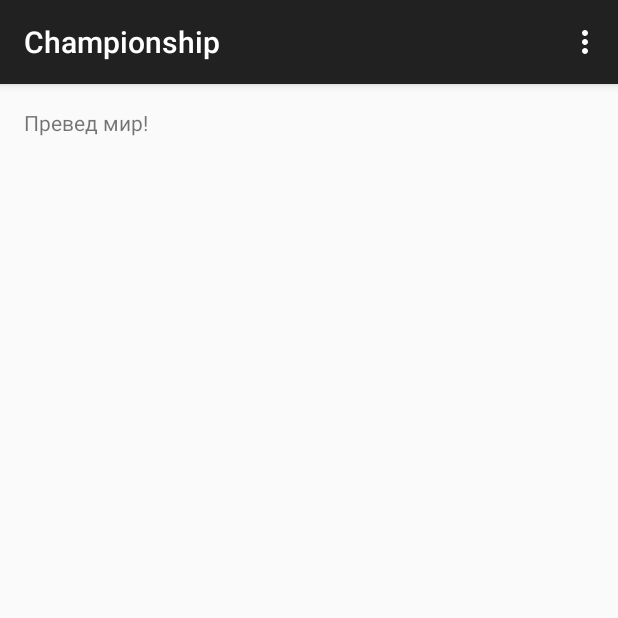
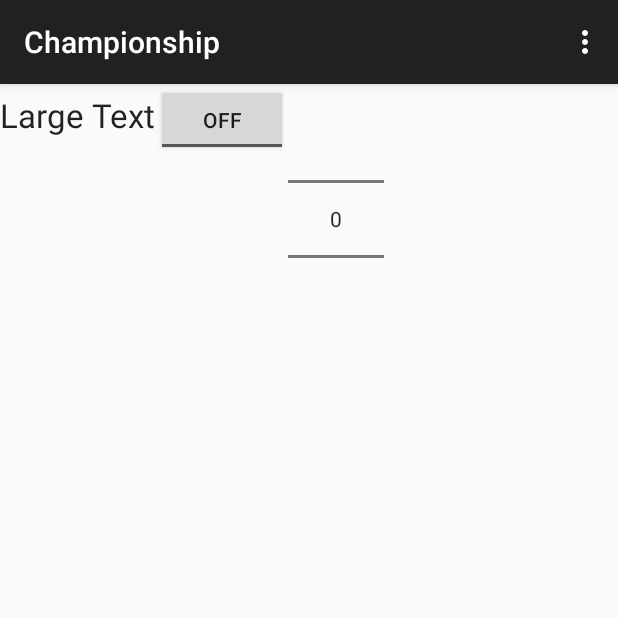
Before and after one commit to Podlesnyy/Championship, an Android app: the screen it shows after launch (MainActivity), on a phone screen of 412 x 824 dp, the top half of it. Run offline under Robolectric (Android 15) with nearby library versions, the phone set to English and light mode, and no system bars.

Commit message:
ViewPager

```diff
--- a/app/src/main/java/comuncleandr/twitter/championship/MainActivity.java
+++ b/app/src/main/java/comuncleandr/twitter/championship/MainActivity.java
@@ -1,28 +1,27 @@
 package comuncleandr.twitter.championship;
 
+import android.os.Bundle;
+import android.support.v4.view.ViewPager;
 import android.support.v7.app.ActionBarActivity;
-import android.support.v7.app.ActionBar;
-import android.support.v4.app.Fragment;
-import android.os.Bundle;
-import android.view.LayoutInflater;
 import android.view.Menu;
 import android.view.MenuItem;
-import android.view.View;
-import android.view.ViewGroup;
-import android.os.Build;
 
 
 public class MainActivity extends ActionBarActivity {
+
+    PagerAdapter mAdapter;
+    ViewPager mViewPager;
 
     @Override
     protected void onCreate(Bundle savedInstanceState) {
         super.onCreate(savedInstanceState);
         setContentView(R.layout.activity_main);
-        if (savedInstanceState == null) {
-            getSupportFragmentManager().beginTransaction()
-                    .add(R.id.container, new PlaceholderFragment())
-                    .commit();
-        }
+
+        mAdapter =
+                new PagerAdapter(
+                        getSupportFragmentManager());
+        mViewPager = (ViewPager) findViewById(R.id.view);
+        mViewPager.setAdapter(mAdapter);
     }
 
 
@@ -47,20 +46,4 @@ public class MainActivity extends ActionBarActivity {
 
         return super.onOptionsItemSelected(item);
     }
-
-    /**
-     * A placeholder fragment containing a simple view.
-     */
-    public static class PlaceholderFragment extends Fragment {
-
-        public PlaceholderFragment() {
-        }
-
-        @Override
-        public View onCreateView(LayoutInflater inflater, ViewGroup container,
-                                 Bundle savedInstanceState) {
-            View rootView = inflater.inflate(R.layout.fragment_main, container, false);
-            return rootView;
-        }
-    }
 }
--- /dev/null
+++ b/app/src/main/java/comuncleandr/twitter/championship/PagerAdapter.java
@@ -0,0 +1,36 @@
+package comuncleandr.twitter.championship;
+
+import android.support.v4.app.Fragment;
+import android.support.v4.app.FragmentManager;
+import android.support.v4.app.FragmentPagerAdapter;
+
+/**
+ * Created by Heisenberg on 19.04.2015.
+ */
+class PagerAdapter extends FragmentPagerAdapter {
+    PagerGamersFragment firstPage;
+    SecondFragment secondPage;
+    public PagerAdapter(FragmentManager fm) {
+        super(fm);
+        firstPage = new PagerGamersFragment();
+        secondPage = new SecondFragment();
+    }
+
+    @Override
+    public Fragment getItem(int i) {
+        if (i==0)
+            return firstPage;
+
+        return new SecondFragment();
+    }
+
+    @Override
+    public int getCount() {
+        return 2;
+    }
+
+    @Override
+    public CharSequence getPageTitle(int position) {
+        return "OBJECT " + (position + 1);
+    }
+}
--- /dev/null
+++ b/app/src/main/java/comuncleandr/twitter/championship/PagerGamersFragment.java
@@ -0,0 +1,92 @@
+package comuncleandr.twitter.championship;
+
+import android.app.Activity;
+import android.net.Uri;
+import android.os.Bundle;
+import android.view.LayoutInflater;
+import android.view.View;
+import android.view.ViewGroup;
+import android.support.v4.app.Fragment;
+
+
+/**
+ * A simple {@link android.support.v4.app.Fragment} subclass.
+ * Activities that contain this fragment must implement the
+ * {@link PagerGamersFragment.OnFragmentInteractionListener} interface
+ * to handle interaction events.
+ * Use the {@link PagerGamersFragment#newInstance} factory method to
+ * create an instance of this fragment.
+ */
+public class PagerGamersFragment extends android.support.v4.app.Fragment {
+    private OnFragmentInteractionListener mListener;
+
+    /**
+     * Use this factory method to create a new instance of
+     * this fragment using the provided parameters.
+     *
+     * @param param1 Parameter 1.
+     * @param param2 Parameter 2.
+     * @return A new instance of fragment PagerGamersFragment.
+     */
+    // TODO: Rename and change types and number of parameters
+    public static PagerGamersFragment newInstance(String param1, String param2) {
+        PagerGamersFragment fragment = new PagerGamersFragment();
+        return fragment;
+    }
+
+    public PagerGamersFragment() {
+        // Required empty public constructor
+    }
+
+    @Override
+    public void onCreate(Bundle savedInstanceState) {
+        super.onCreate(savedInstanceState);
+    }
+
+    @Override
+    public View onCreateView(LayoutInflater inflater, ViewGroup container,
+                             Bundle savedInstanceState) {
+        // Inflate the layout for this fragment
+        return inflater.inflate(R.layout.fragment_pager, container, false);
+    }
+
+    // TODO: Rename method, update argument and hook method into UI event
+    public void onButtonPressed(Uri uri) {
+        if (mListener != null) {
+            mListener.onFragmentInteraction(uri);
+        }
+    }
+
+    @Override
+    public void onAttach(Activity activity) {
+        super.onAttach(activity);
+        try {
+          //  mListener = (OnFragmentInteractionListener) activity;
+        } catch (ClassCastException e) {
+            throw new ClassCastException(activity.toString()
+                    + " must implement OnFragmentInteractionListener");
+        }
+    }
+
+    @Override
+    public void onDetach() {
+        super.onDetach();
+        mListener = null;
+    }
+
+    /**
+     * This interface must be implemented by activities that contain this
+     * fragment to allow an interaction in this fragment to be communicated
+     * to the activity and potentially other fragments contained in that
+     * activity.
+     * <p/>
+     * See the Android Training lesson <a href=
+     * "http://developer.android.com/training/basics/fragments/communicating.html"
+     * >Communicating with Other Fragments</a> for more information.
+     */
+    public interface OnFragmentInteractionListener {
+        // TODO: Update argument type and name
+        public void onFragmentInteraction(Uri uri);
+    }
+
+}
--- /dev/null
+++ b/app/src/main/java/comuncleandr/twitter/championship/SecondFragment.java
@@ -0,0 +1,152 @@
+package comuncleandr.twitter.championship;
+
+import android.app.Activity;
+import android.os.Bundle;
+import android.support.v4.app.Fragment;
+import android.view.LayoutInflater;
+import android.view.View;
+import android.view.ViewGroup;
+import android.widget.AbsListView;
+import android.widget.AdapterView;
+import android.widget.ArrayAdapter;
+import android.widget.ListAdapter;
+import android.widget.TextView;
+
+
+import comuncleandr.twitter.championship.dummy.DummyContent;
+
+/**
+ * A fragment representing a list of Items.
+ * <p/>
+ * Large screen devices (such as tablets) are supported by replacing the ListView
+ * with a GridView.
+ * <p/>
+ * Activities containing this fragment MUST implement the {@link OnFragmentInteractionListener}
+ * interface.
+ */
+public class SecondFragment extends Fragment implements AbsListView.OnItemClickListener {
+
+    // TODO: Rename parameter arguments, choose names that match
+    // the fragment initialization parameters, e.g. ARG_ITEM_NUMBER
+    private static final String ARG_PARAM1 = "param1";
+    private static final String ARG_PARAM2 = "param2";
+
+    // TODO: Rename and change types of parameters
+    private String mParam1;
+    private String mParam2;
+
+    private OnFragmentInteractionListener mListener;
+
+    /**
+     * The fragment's ListView/GridView.
+     */
+    private AbsListView mListView;
+
+    /**
+     * The Adapter which will be used to populate the ListView/GridView with
+     * Views.
+     */
+    private ListAdapter mAdapter;
+
+    // TODO: Rename and change types of parameters
+    public static SecondFragment newInstance(String param1, String param2) {
+        SecondFragment fragment = new SecondFragment();
+        Bundle args = new Bundle();
+        args.putString(ARG_PARAM1, param1);
+        args.putString(ARG_PARAM2, param2);
+        fragment.setArguments(args);
+        return fragment;
+    }
+
+    /**
+     * Mandatory empty constructor for the fragment manager to instantiate the
+     * fragment (e.g. upon screen orientation changes).
+     */
+    public SecondFragment() {
+    }
+
+    @Override
+    public void onCreate(Bundle savedInstanceState) {
+        super.onCreate(savedInstanceState);
+
+        if (getArguments() != null) {
+            mParam1 = getArguments().getString(ARG_PARAM1);
+            mParam2 = getArguments().getString(ARG_PARAM2);
+        }
+
+        // TODO: Change Adapter to display your content
+        mAdapter = new ArrayAdapter<DummyContent.DummyItem>(getActivity(),
+                android.R.layout.simple_list_item_1, android.R.id.text1, DummyContent.ITEMS);
+    }
+
+    @Override
+    public View onCreateView(LayoutInflater inflater, ViewGroup container,
+                             Bundle savedInstanceState) {
+        View view = inflater.inflate(R.layout.fragment_item, container, false);
+
+        // Set the adapter
+        mListView = (AbsListView) view.findViewById(android.R.id.list);
+        ((AdapterView<ListAdapter>) mListView).setAdapter(mAdapter);
+
+        // Set OnItemClickListener so we can be notified on item clicks
+        mListView.setOnItemClickListener(this);
+
+        return view;
+    }
+
+    @Override
+    public void onAttach(Activity activity) {
+        super.onAttach(activity);
+        try {
+          //  mListener = (OnFragmentInteractionListener) activity;
+        } catch (ClassCastException e) {
+            throw new ClassCastException(activity.toString()
+                    + " must implement OnFragmentInteractionListener");
+        }
+    }
+
+    @Override
+    public void onDetach() {
+        super.onDetach();
+        mListener = null;
+    }
+
+
+    @Override
+    public void onItemClick(AdapterView<?> parent, View view, int position, long id) {
+        if (null != mListener) {
+            // Notify the active callbacks interface (the activity, if the
+            // fragment is attached to one) that an item has been selected.
+            mListener.onFragmentInteraction(DummyContent.ITEMS.get(position).id);
+        }
+    }
+
+    /**
+     * The default content for this Fragment has a TextView that is shown when
+     * the list is empty. If you would like to change the text, call this method
+     * to supply the text it should use.
+     */
+    public void setEmptyText(CharSequence emptyText) {
+        View emptyView = mListView.getEmptyView();
+
+        if (emptyView instanceof TextView) {
+            ((TextView) emptyView).setText(emptyText);
+        }
+    }
+
+    /**
+     * This interface must be implemented by activities that contain this
+     * fragment to allow an interaction in this fragment to be communicated
+     * to the activity and potentially other fragments contained in that
+     * activity.
+     * <p/>
+     * See the Android Training lesson <a href=
+     * "http://developer.android.com/training/basics/fragments/communicating.html"
+     * >Communicating with Other Fragments</a> for more information.
+     */
+    public interface OnFragmentInteractionListener {
+        // TODO: Update argument type and name
+        public void onFragmentInteraction(String id);
+    }
+
+}
--- /dev/null
+++ b/app/src/main/java/comuncleandr/twitter/championship/dummy/DummyContent.java
@@ -0,0 +1,55 @@
+package comuncleandr.twitter.championship.dummy;
+
+import java.util.ArrayList;
+import java.util.HashMap;
+import java.util.List;
+import java.util.Map;
+
+/**
+ * Helper class for providing sample content for user interfaces created by
+ * Android template wizards.
+ * <p/>
+ * TODO: Replace all uses of this class before publishing your app.
+ */
+public class DummyContent {
+
+    /**
+     * An array of sample (dummy) items.
+     */
+    public static List<DummyItem> ITEMS = new ArrayList<DummyItem>();
+
+    /**
+     * A map of sample (dummy) items, by ID.
+     */
+    public static Map<String, DummyItem> ITEM_MAP = new HashMap<String, DummyItem>();
+
+    static {
+        // Add 3 sample items.
+        addItem(new DummyItem("1", "Item 1"));
+        addItem(new DummyItem("2", "Item 2"));
+        addItem(new DummyItem("3", "Item 3"));
+    }
+
+    private static void addItem(DummyItem item) {
+        ITEMS.add(item);
+        ITEM_MAP.put(item.id, item);
+    }
+
+    /**
+     * A dummy item representing a piece of content.
+     */
+    public static class DummyItem {
+        public String id;
+        public String content;
+
+        public DummyItem(String id, String content) {
+            this.id = id;
+            this.content = content;
+        }
+
+        @Override
+        public String toString() {
+            return content;
+        }
+    }
+}
--- a/app/src/main/res/layout/activity_main.xml
+++ b/app/src/main/res/layout/activity_main.xml
@@ -1,4 +1,12 @@
 <FrameLayout xmlns:android="http://schemas.android.com/apk/res/android"
     xmlns:tools="http://schemas.android.com/tools" android:id="@+id/container"
     android:layout_width="match_parent" android:layout_height="match_parent"
-    tools:context=".MainActivity" tools:ignore="MergeRootFrame" />
+    tools:context=".MainActivity" tools:ignore="MergeRootFrame" >
+
+    <view
+        android:layout_width="wrap_content"
+        android:layout_height="wrap_content"
+        class="android.support.v4.view.ViewPager"
+        android:id="@+id/view"
+        android:layout_gravity="center" />
+</FrameLayout>
--- a/app/src/main/res/layout/fragment_main.xml
+++ /dev/null
@@ -1,12 +0,0 @@
-<RelativeLayout xmlns:android="http://schemas.android.com/apk/res/android"
-    xmlns:tools="http://schemas.android.com/tools" android:layout_width="match_parent"
-    android:layout_height="match_parent" android:paddingLeft="@dimen/activity_horizontal_margin"
-    android:paddingRight="@dimen/activity_horizontal_margin"
-    android:paddingTop="@dimen/activity_vertical_margin"
-    android:paddingBottom="@dimen/activity_vertical_margin"
-    tools:context=".MainActivity$PlaceholderFragment">
-
-    <TextView android:text="@string/hello_world" android:layout_width="wrap_content"
-        android:layout_height="wrap_content" />
-
-</RelativeLayout>
--- /dev/null
+++ b/app/src/main/res/layout/fragment_pager.xml
@@ -0,0 +1,32 @@
+<TableLayout xmlns:android="http://schemas.android.com/apk/res/android"
+    xmlns:tools="http://schemas.android.com/tools" android:layout_width="match_parent"
+    android:layout_height="match_parent"
+    tools:context="comuncleandr.twitter.championship.PagerGamersFragment">
+
+    <!-- TODO: Update blank fragment layout -->
+
+    <TableRow
+        android:layout_width="fill_parent"
+        android:layout_height="fill_parent">
+
+        <TextView
+            android:layout_width="wrap_content"
+            android:layout_height="wrap_content"
+            android:textAppearance="?android:attr/textAppearanceLarge"
+            android:text="Large Text"
+            android:id="@+id/textView" />
+
+        <ToggleButton
+            android:layout_width="wrap_content"
+            android:layout_height="wrap_content"
+            android:text="New ToggleButton"
+            android:id="@+id/toggleButton" />
+
+        <NumberPicker
+            android:layout_width="wrap_content"
+            android:layout_height="wrap_content"
+            android:id="@+id/numberPicker" />
+
+    </TableRow>
+
+</TableLayout>
--- a/app/src/main/res/values/strings.xml
+++ b/app/src/main/res/values/strings.xml
@@ -2,4 +2,7 @@
     <string name="app_name">Championship</string>
     <string name="hello_world">Превед мир!</string>
     <string name="action_settings">Settings</string>
+
+<!-- TODO: Remove or change this placeholder text -->
+    <string name="hello_blank_fragment">Hello blank fragment</string>
 </resources>
```
Also changed, not shown: app/src/main/res/layout/fragment_item_grid.xml (added, +13 -0 lines), app/src/main/res/layout/fragment_item_list.xml (added, +13 -0 lines), app/src/main/res/values-large/refs.xml (added, +12 -0 lines), app/src/main/res/values-sw600dp/refs.xml (added, +12 -0 lines), app/src/main/res/values/refs.xml (added, +12 -0 lines).
